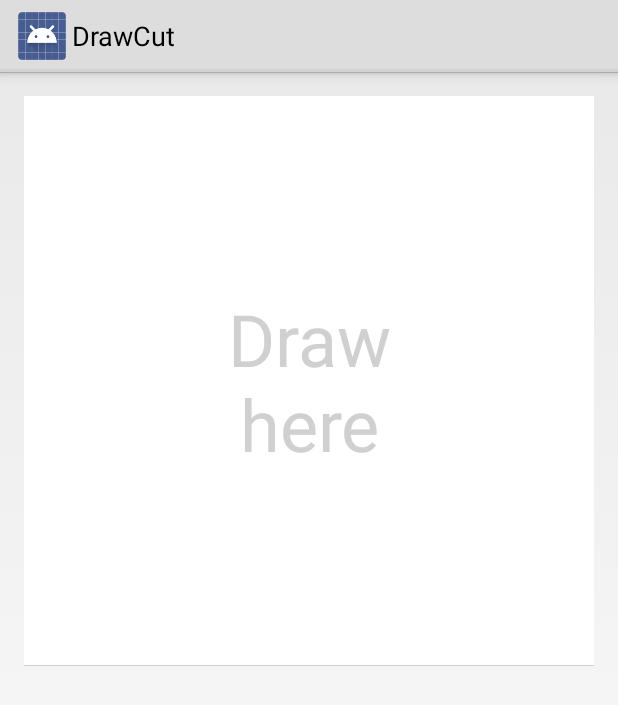
After one commit to martinhath/drawcut, an Android app: the layout launcher_overlay.xml on its own in the app's theme, with its tools: preview values and no code run, on a phone screen of 412 x 824 dp. The commit adds this screen. Shown: the top 705 px of the screen. Run offline under Robolectric (Android 15) with nearby library versions, the phone set to English and light mode, and no system bars.

Commit message:
The Launcher shouldn't be its own activity.
It doesn't make any sense. It should only be a view.

```diff
--- a/DrawCut/src/main/AndroidManifest.xml
+++ b/DrawCut/src/main/AndroidManifest.xml
@@ -31,7 +31,7 @@
 
         </activity>
 
-        <activity android:name=".ui.activitiy.ApplicationLauncherActivity"
+        <activity android:name=".ui.activitiy.LauncherActivity"
                   android:theme="@style/TransparentTheme"
                   />
 
--- /dev/null
+++ b/DrawCut/src/main/java/net/hath/drawcut/Observer.java
@@ -0,0 +1,5 @@
+package net.hath.drawcut;
+
+public interface Observer {
+    public void update();
+}
--- a/DrawCut/src/main/java/net/hath/drawcut/data/GestureLibrary.java
+++ b/DrawCut/src/main/java/net/hath/drawcut/data/GestureLibrary.java
@@ -31,6 +31,9 @@ public class GestureLibrary extends GestureStore {
     public String getBestPredictionName(Gesture g, float threshold) {
         ArrayList<Prediction> predictions = super.recognize(g);
         if (predictions != null && predictions.size() > 0) {
+            for(Prediction p:predictions){
+                Log.d(TAG, p.name+" "+p.score);
+            }
             Prediction p = predictions.get(0);
             double score = p.score;
             if(Double.isNaN(score)) score = 0;
--- /dev/null
+++ b/DrawCut/src/main/res/layout/launcher_overlay.xml
@@ -0,0 +1,29 @@
+<?xml version="1.0" encoding="utf-8"?>
+
+<RelativeLayout xmlns:android="http://schemas.android.com/apk/res/android"
+                android:layout_width="match_parent"
+                android:layout_height="match_parent"
+                android:layout_margin="@dimen/margin_large"
+        >
+
+
+    <TextView
+            android:id="@+id/text"
+            android:layout_width="match_parent"
+            android:layout_height="match_parent"
+            android:layout_alignTop="@+id/draw"
+            android:layout_alignLeft="@+id/draw"
+            android:layout_alignBottom="@+id/draw"
+            android:background="@drawable/white_box"
+            android:layout_alignRight="@+id/draw"
+            android:gravity="center_vertical|center_horizontal"
+            android:text="@string/draw_here"
+            android:textSize="@dimen/text_extreme"
+            android:textColor="@color/grey_lighter"/>
+
+    <net.hath.drawcut.view.DrawingView
+            android:id="@+id/draw"
+            android:layout_width="match_parent"
+            android:layout_height="match_parent"/>
+
+</RelativeLayout>
--- a/DrawCut/src/main/res/values/dimens.xml
+++ b/DrawCut/src/main/res/values/dimens.xml
@@ -4,6 +4,7 @@
     <dimen name="text_small">14sp</dimen>
     <dimen name="text_medium">18sp</dimen>
     <dimen name="text_large">22sp</dimen>
+    <dimen name="text_extreme">48sp</dimen>
 
     <dimen name="margin_small">4dp</dimen>
     <dimen name="margin_medium">8dp</dimen>
@@ -13,4 +14,6 @@
     <dimen name="app_icon_padded">64dp</dimen>
 
     <dimen name="hud_radius">25dp</dimen>
+
+    <item name="alpha_value" format="float" type="dimen" >0.2</item>
 </resources>
--- a/DrawCut/src/main/res/values/strings.xml
+++ b/DrawCut/src/main/res/values/strings.xml
@@ -18,5 +18,6 @@
     <string name="click_app_select">Click to select an app</string>
     <string name="desc_touch_to_set_app">Touch the icon to select an app</string>
     <string name="launch_app">Launch an app</string>
+    <string name="draw_here">Draw\nhere</string>
 
 </resources>
```
Also changed, not shown: DrawCut/src/main/java/net/hath/drawcut/Subject.java (added, +10 -0 lines), DrawCut/src/main/java/net/hath/drawcut/data/LaunchItemProvider.java (+25 -1 lines), DrawCut/src/main/java/net/hath/drawcut/ui/activitiy/LauncherActivity.java (added, +105 -0 lines), DrawCut/src/main/java/net/hath/drawcut/ui/adapter/LaunchItemAdapter.java (renamed from DrawCut/src/main/java/net/hath/drawcut/ui/adapter/GestureListAdapter.java, +11 -5 lines), DrawCut/src/main/java/net/hath/drawcut/ui/fragment/LaunchItemListFragment.java (+17 -7 lines), 1 other file.
